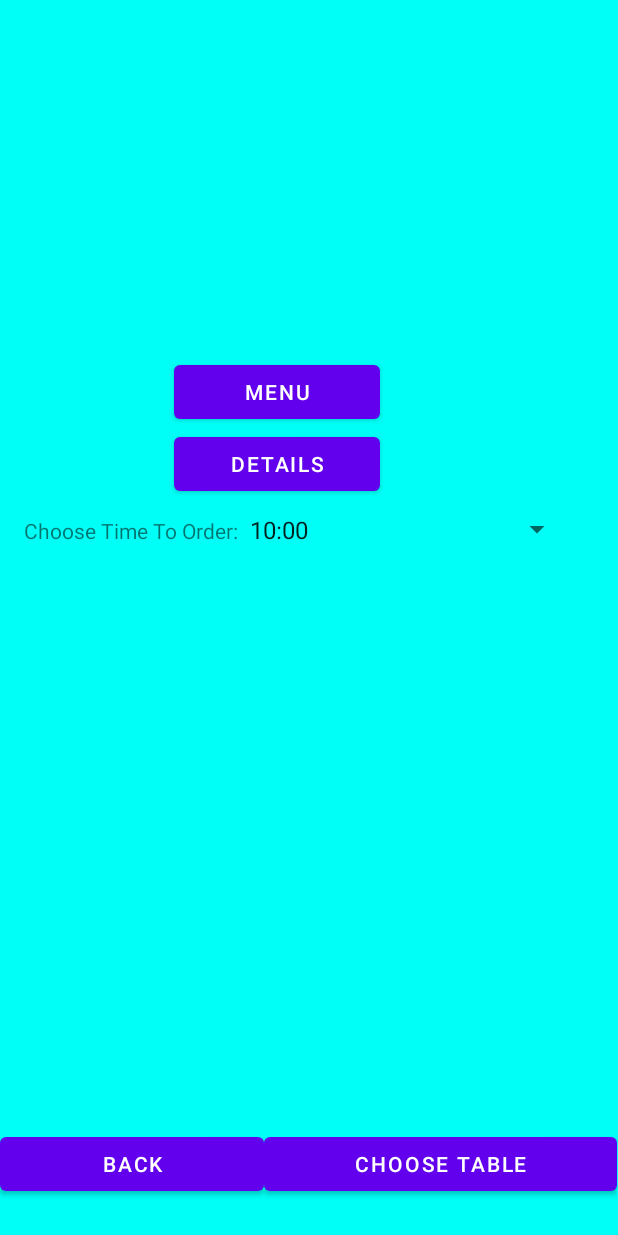
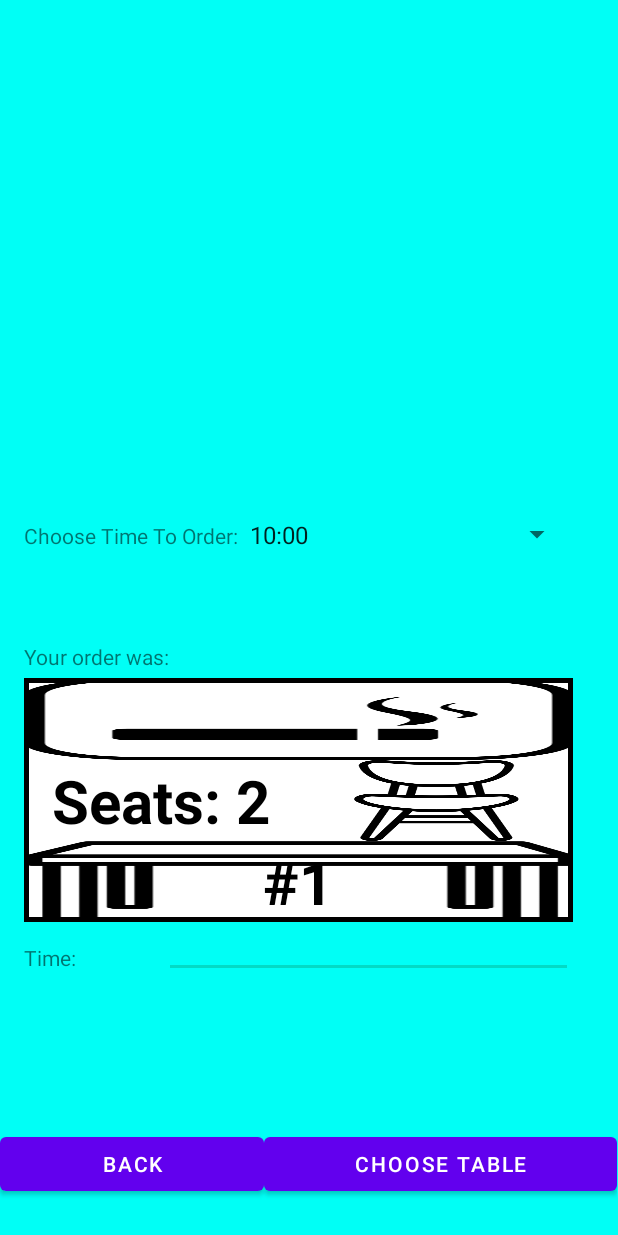
Before and after one commit to OfekSha/AndroidProject, an Android app: the layout resturaunt_menu.xml on its own in the app's theme, with its tools: preview values and no code run, on a phone screen of 412 x 824 dp. Run offline under Robolectric (Android 15) with nearby library versions, the phone set to English and light mode, and no system bars.

Commit message:
export all storage function to storage data class
use sp load for the main activity shows the order and time of order

added save sp for the time of order

```diff
--- a/app/src/main/res/layout/resturaunt_menu.xml
+++ b/app/src/main/res/layout/resturaunt_menu.xml
@@ -9,26 +9,12 @@
     <LinearLayout
         android:layout_width="366dp"
         android:layout_height="315dp"
-        android:layout_marginTop="237dp"
+        android:layout_marginBottom="100dp"
         android:orientation="vertical"
+        app:layout_constraintBottom_toTopOf="@+id/linearLayout4"
         app:layout_constraintEnd_toEndOf="parent"
         app:layout_constraintHorizontal_bias="0.355"
-        app:layout_constraintStart_toStartOf="parent"
-        app:layout_constraintTop_toTopOf="parent">
-
-        <Button
-            android:id="@+id/button6"
-            android:layout_width="137dp"
-            android:layout_height="wrap_content"
-            android:layout_marginStart="100dp"
-            android:text="menu" />
-
-        <Button
-            android:id="@+id/button5"
-            android:layout_width="137dp"
-            android:layout_height="wrap_content"
-            android:layout_marginStart="100dp"
-            android:text="Details" />
+        app:layout_constraintStart_toStartOf="parent">
 
         <LinearLayout
             android:id="@+id/linearLayout"
@@ -50,9 +36,57 @@
                 android:prompt="@string/choose_time"
                 android:spinnerMode="dropdown" />
         </LinearLayout>
+
+        <LinearLayout
+            android:id="@+id/order"
+            android:layout_width="match_parent"
+            android:layout_height="match_parent"
+            android:orientation="vertical"
+            android:weightSum="10">
+
+            <TextView
+                android:id="@+id/textView"
+                android:layout_width="match_parent"
+                android:layout_height="31dp"
+                android:layout_weight="1"
+                android:text="Your order was:" />
+
+            <include
+                layout="@layout/model_table_view"
+                android:layout_width="match_parent"
+                android:layout_height="wrap_content"
+                android:layout_weight="8" />
+
+            <LinearLayout
+                android:layout_width="match_parent"
+                android:layout_height="wrap_content"
+                android:layout_weight="1"
+                android:orientation="horizontal"
+                android:weightSum="2">
+
+                <TextView
+                    android:id="@+id/textView2"
+                    android:layout_width="wrap_content"
+                    android:layout_height="wrap_content"
+                    android:layout_weight="1"
+                    android:text="Time:" />
+
+                <EditText
+                    android:id="@+id/et_time_order"
+                    android:layout_width="wrap_content"
+                    android:layout_height="wrap_content"
+                    android:layout_weight="1"
+                    android:editable="false"
+                    android:ems="10"
+                    android:inputType="textPersonName" />
+            </LinearLayout>
+
+        </LinearLayout>
+
     </LinearLayout>
 
     <LinearLayout
+        android:id="@+id/linearLayout4"
         android:layout_width="411dp"
         android:layout_height="72dp"
         android:orientation="horizontal"
```
Also changed, not shown: app/src/main/java/com/example/androidproject/RestMain.java (+22 -35 lines), app/src/main/java/com/example/androidproject/StorageData.java (added, +75 -0 lines), app/src/main/java/com/example/androidproject/TableModel.java (+3 -23 lines).
